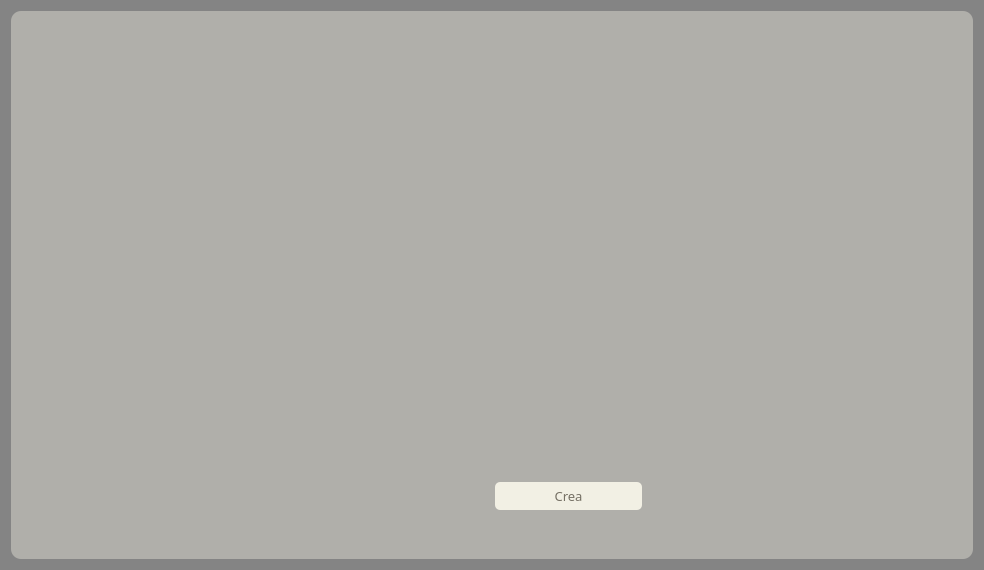
Above: qmudclient/mainwindow.ui from sarimisar/the-dancing-dwarf-mud before the change. Below: the same form after it.
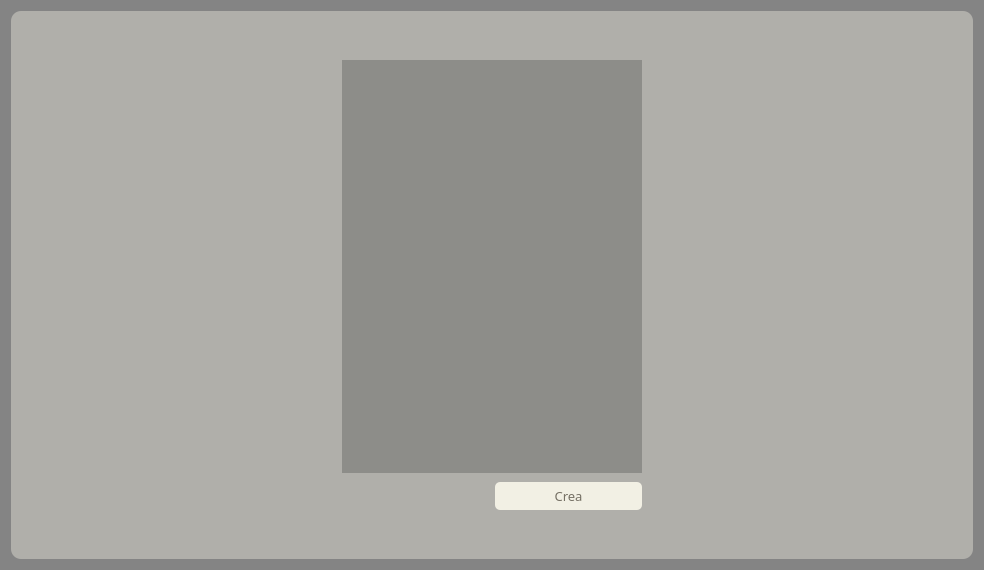
That is the form after the change. The open tabs and pages were chosen to show the change. Icons and pictures are not drawn. Custom widgets are drawn as their Qt base class.

What changed in the file:
```diff
--- a/qmudclient/mainwindow.ui
+++ b/qmudclient/mainwindow.ui
@@ -2109,12 +2109,15 @@
               <string notr="true">QListWidget
 {
 	border:0px solid black;
-	background-color: rgba(0, 0, 0, 0);
+	background-color: rgba(0, 0, 0, 50);
 }</string>
              </property>
              <property name="horizontalScrollBarPolicy">
               <enum>Qt::ScrollBarAlwaysOff</enum>
              </property>
+             <property name="spacing">
+              <number>5</number>
+             </property>
             </widget>
            </item>
            <item row="1" column="0">
```
Left out of the diff: 2 changed lines with no effect on the pictures.
